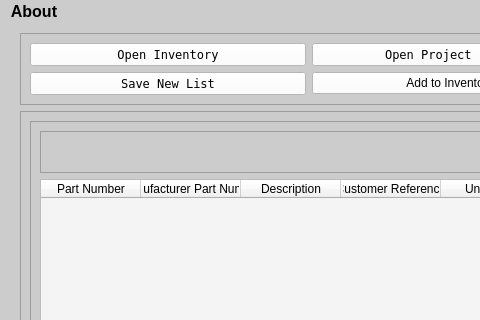
Old version of the form gui_app.ui in the repository Thomas1B/Electronics-Inventory-Program; both pictures show x 0 to 480 and y 0 to 320 of the 900 by 774 pixel window.
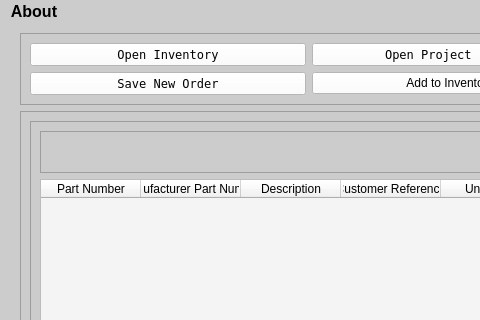
New version of the form.

What changed in the file:
```diff
--- a/gui_app.ui
+++ b/gui_app.ui
@@ -152,7 +152,7 @@
           <string notr="true">background-color: rgb(255, 255, 255);</string>
          </property>
          <property name="text">
-          <string>Save New List</string>
+          <string>Save New Order</string>
          </property>
         </widget>
        </item>
```
Left out of the diff: 3 changed lines with no effect on the pictures.
